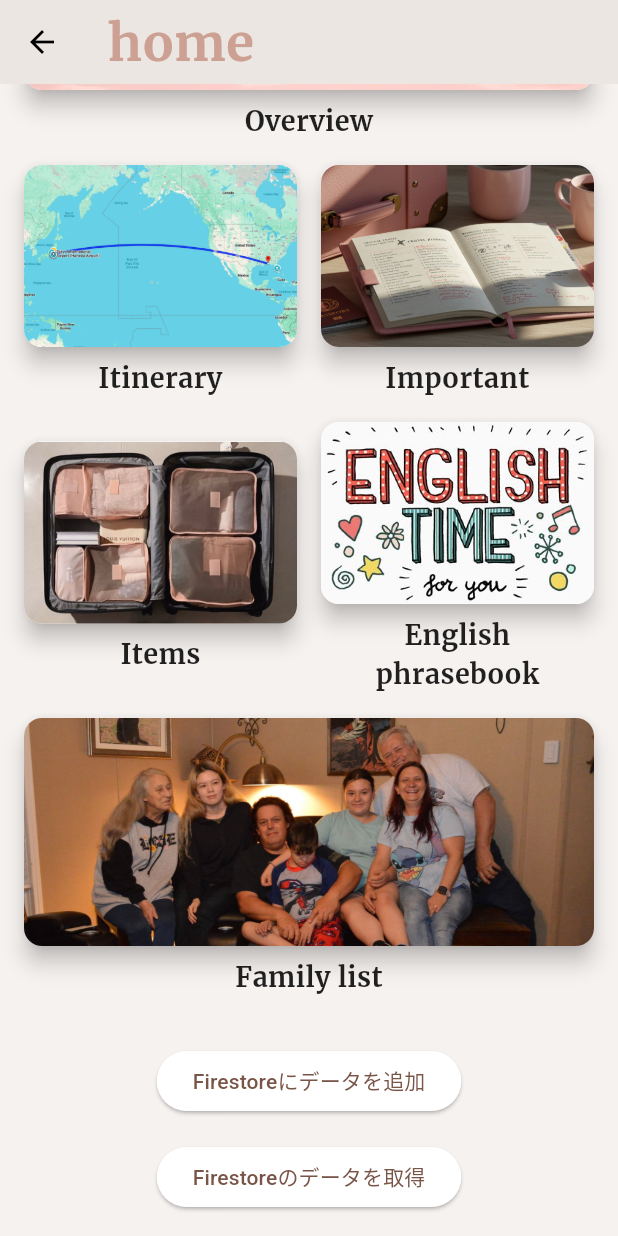
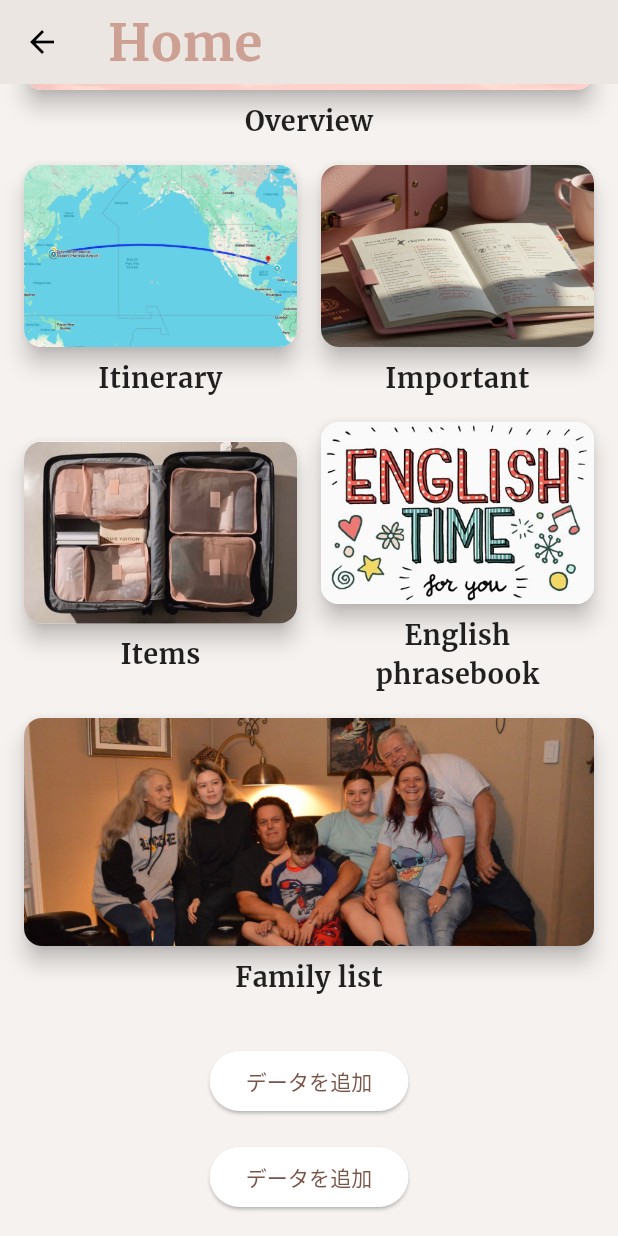
Before and after one commit to vivianstar2000/florida_handbook, a Flutter app: the HomeScreen screen opened by its route, scrolled down 164 dp, on a phone screen of 412 x 824 dp. Run offline on Flutter 3.47's test engine with Material 3 defaults, Android fonts, the phone set to English and light mode, and no system bars; our stand-ins replace cloud_firestore, firebase_auth, firebase_core, shared_preferences; accounts and stored records are empty.

Commit message:
同期の練習

```diff
--- a/lib/home_screen.dart
+++ b/lib/home_screen.dart
@@ -7,10 +7,20 @@ import 'pages/precautions.dart';
 import 'pages/english_conversation.dart';
 import 'pages/family_list.dart';
 import '../firestore_service.dart';
+import 'package:cloud_firestore/cloud_firestore.dart';
+
+
+
 
 
 
 class HomeScreen extends StatelessWidget {
+  final String roomId;
+  final FirestoreService firestoreService = FirestoreService();
+
+  HomeScreen({Key? key, required this.roomId}) : super(key: key);
+
+
   final List<Map<String, String>> menuItems = [
     {'title': 'Overview', 'route': '/schedule', 'image': 'assets/schedule.jpg'},
     {'title': 'Itinerary', 'route': '/plan', 'image': 'assets/plan.jpg'},
@@ -30,7 +40,7 @@ class HomeScreen extends StatelessWidget {
     return Scaffold(
       appBar: AppBar(
         title: Text(
-          'home',
+          'Home',
           style: TextStyle(
             fontFamily: 'Merriweather',
             fontSize: 34,
@@ -65,35 +75,37 @@ class HomeScreen extends StatelessWidget {
             const SizedBox(height: 16),
     _buildGridItem(context, menuItems[5], isDoubleWidth: true),
     const SizedBox(height: 32), // 余白追加
+
+     // Firestoreにデータを追加（部屋IDを使用）
     ElevatedButton(
               onPressed: () async {
-        final firestoreService = FirestoreService();
-        await firestoreService.addUserData('user123', '新しいデータ');
+                await firestoreService.addRoomData(roomId, '新しいサンプルデータ');
                 ScaffoldMessenger.of(context).showSnackBar(
-          SnackBar(content: Text("Firestoreにデータを追加しました！")),
+                  SnackBar(content: Text("データが追加されました！")),
                 );
               },
-      child: Text('Firestoreにデータを追加'),
+              child: Text('データを追加'),
             ),
             const SizedBox(height: 16),
+
+            // Firestoreのデータを取得（部屋IDを使用）
             ElevatedButton(
               onPressed: () async {
-        final firestoreService = FirestoreService();
-        var data = await firestoreService.fetchUserData('user123');
-        print("取得データ: $data");
+                await firestoreService.addRoomData(roomId, '新しいサンプルデータ');
                 ScaffoldMessenger.of(context).showSnackBar(
-          SnackBar(content: Text("Firestoreのデータを取得しました！")),
+                  SnackBar(content: Text("データが追加されました！")),
                 );
               },
-      child: Text('Firestoreのデータを取得'),
+              child: Text('データを追加'),
             ),
           ],
-)
+        ),
       ),
     );
   }
 
-  Widget _buildGridItem(BuildContext context, Map<String, String> menuItem, {bool isDoubleWidth = false, double fixedAspectRatio = 1.0}) {
+  Widget _buildGridItem(BuildContext context, Map<String, String> menuItem,
+  {bool isDoubleWidth = false, double fixedAspectRatio = 1.0}) {
     return Column(
       crossAxisAlignment: CrossAxisAlignment.center,
       children: [
@@ -142,7 +154,7 @@ class HomeScreen extends StatelessWidget {
     case '/precautions': return PrecautionsPage();
     case '/english': return EnglishConversationPage();
     case '/family': return FamilyListPage();
-    default: return HomeScreen();
+    default: return HomeScreen(roomId: roomId);  // 修正：roomIdを渡す
     }
     }
 
@@ -170,7 +182,7 @@ class HomeScreen extends StatelessWidget {
         page = FamilyListPage();
         break;
       default:
-        page = HomeScreen();
+        page = HomeScreen(roomId: 'default_room');
     }
 
     return PageRouteBuilder(
--- a/lib/main.dart
+++ b/lib/main.dart
@@ -52,7 +52,7 @@ class MyApp extends StatelessWidget {
       initialRoute: '/',// 最初にスプラッシュ画面を表示
       routes: {
         '/': (context) => SplashScreen(),  // ここを修正
-        '/home': (context) => HomeScreen(),
+        '/home': (context) => HomeScreen(roomId: 'default_room'),
         '/schedule': (context) => ScheduleListPage(),
         '/plan': (context) => PlanDetailsPage(),
         '/items': (context) => ItemsPage(),
@@ -95,14 +95,14 @@ class FirestoreTestPage extends StatelessWidget {
           children: [
             ElevatedButton(
               onPressed: () async {
-                await _firestoreService.addUserData('user123', 'New Firestore Data');
+                await _firestoreService.addRoomData('default_room', 'New Firestore Data');
               },
               child: Text('Add Data to Firestore'),
             ),
             SizedBox(height: 20),
             ElevatedButton(
               onPressed: () async {
-                var data = await _firestoreService.fetchUserData('user123');
+                var data = await _firestoreService.fetchRoomData('default_room');
                 print('Fetched Data: $data');
               },
               child: Text('Fetch Firestore Data'),
```
Also changed, not shown: lib/firestore_service.dart (+17 -7 lines), lib/login_popup.dart (+26 -8 lines), lib/splash_screen.dart (+10 -13 lines), 3 other files. Lines whose indentation alone changed are shown as unchanged.
